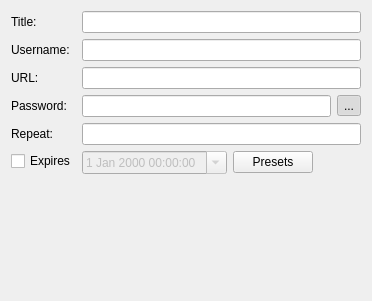
Qt form src/gui/entry/EditEntryWidgetMain.ui (danilovsergei/keepassx-gdrive) before a commit.
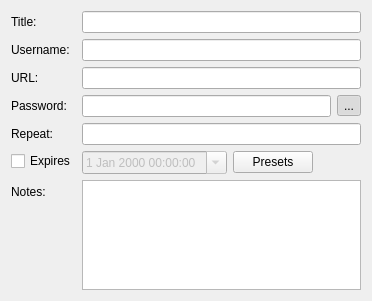
The same form after that commit.

Commit message:
Entry edit: merge notes and main widget.
Closes #59

The edit to the form file:
```diff
--- a/src/gui/entry/EditEntryWidgetMain.ui
+++ b/src/gui/entry/EditEntryWidgetMain.ui
@@ -89,6 +89,13 @@
      </property>
     </widget>
    </item>
+   <item row="5" column="0">
+    <widget class="QCheckBox" name="expireCheck">
+     <property name="text">
+      <string>Expires</string>
+     </property>
+    </widget>
+   </item>
    <item row="5" column="1">
     <layout class="QHBoxLayout" name="horizontalLayout_2">
      <item>
@@ -110,10 +117,20 @@
      </item>
     </layout>
    </item>
-   <item row="5" column="0">
-    <widget class="QCheckBox" name="expireCheck">
+   <item row="6" column="0">
+    <widget class="QLabel" name="notesLabel">
      <property name="text">
-      <string>Expires</string>
+      <string>Notes:</string>
+     </property>
+    </widget>
+   </item>
+   <item row="6" column="1">
+    <widget class="QPlainTextEdit" name="notesEdit">
+     <property name="sizePolicy">
+      <sizepolicy hsizetype="Expanding" vsizetype="Expanding">
+       <horstretch>0</horstretch>
+       <verstretch>1</verstretch>
+      </sizepolicy>
      </property>
     </widget>
    </item>
```
The commit also changes 4 other files.
